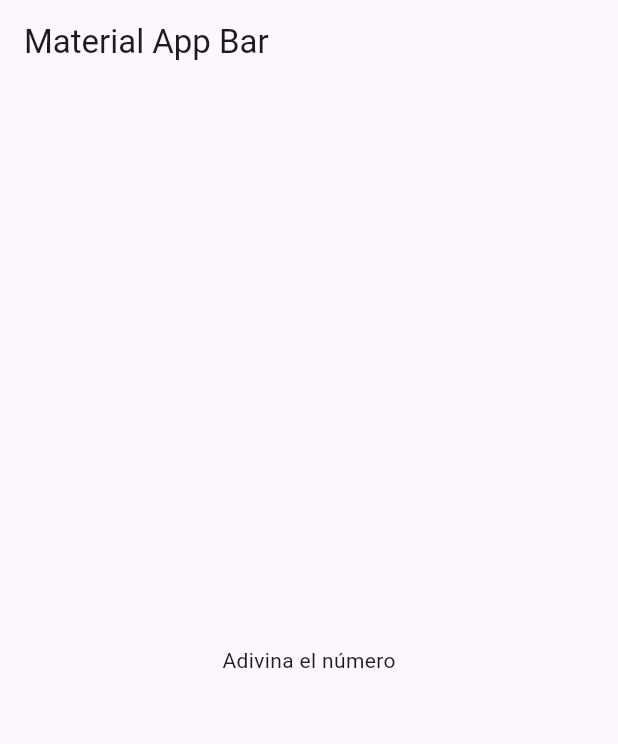
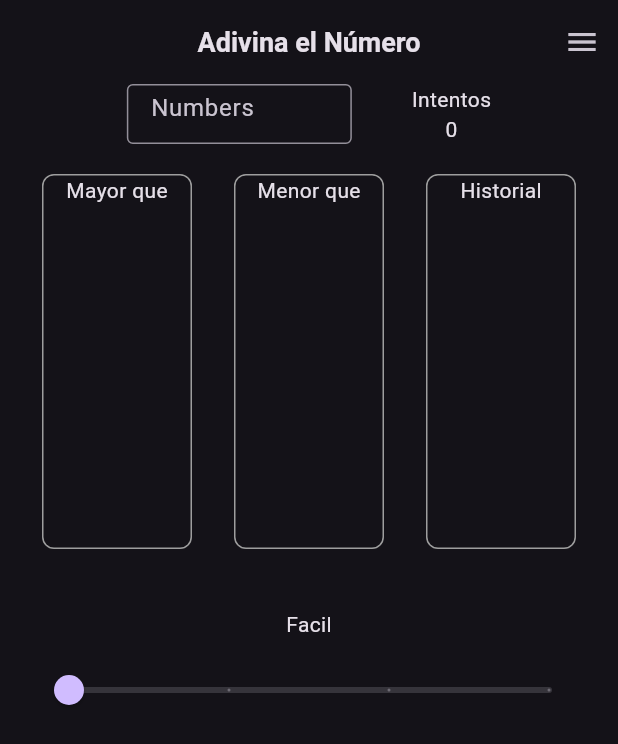
Before and after one commit to Gizmo-p/AdivinaElNumero-Desafio, a Flutter app: the screen it shows after launch, on a phone screen of 412 x 824 dp. Shown: the top 744 px of the screen. Run offline on Flutter 3.47's test engine with Material 3 defaults, Android fonts, the light colour scheme and no system bars.

Commit message:
feat: add main UI structure

```diff
--- a/lib/main.dart
+++ b/lib/main.dart
@@ -1,4 +1,5 @@
 import 'package:flutter/material.dart';
+import 'package:guess_the_number_fluttter/presentation/pages/game.dart';
 
 void main() => runApp(const MyApp());
 
@@ -8,10 +9,19 @@ class MyApp extends StatelessWidget {
   @override
   Widget build(BuildContext context) {
     return MaterialApp(
-      title: 'Material App',
+      title: 'Adivina el número',
+      theme: ThemeData.dark(),
       home: Scaffold(
-        appBar: AppBar(title: const Text('Material App Bar')),
-        body: const Center(child: Text('Adivina el número')),
+        appBar: AppBar(
+          title: const Text(
+            'Adivina el Número',
+            style: TextStyle(fontSize: 18, fontWeight: FontWeight.bold),
+          ),
+          centerTitle: true,
+          // Button without any action according to the example video
+          actions: [IconButton(onPressed: () {}, icon: Icon(Icons.menu))],
+        ),
+        body: Game(),
       ),
     );
   }
--- /dev/null
+++ b/lib/presentation/pages/game.dart
@@ -0,0 +1,32 @@
+import 'package:flutter/material.dart';
+import 'package:guess_the_number_fluttter/presentation/widgets/columns_section.dart';
+import 'package:guess_the_number_fluttter/presentation/widgets/input_number.dart';
+import 'package:guess_the_number_fluttter/presentation/widgets/slider_difficulty.dart';
+
+class Game extends StatefulWidget {
+  const Game({super.key});
+
+  @override
+  State<Game> createState() => _GameState();
+}
+
+class _GameState extends State<Game> {
+  @override
+  Widget build(BuildContext context) {
+    return Scaffold(
+      body: Container(
+        child: Column(
+          children: [
+            //Numbers input and attempts
+            InputNumber(),
+            SizedBox(height: 20),
+            //Columns section with three columns
+            ColumnsSection(),
+            SizedBox(height: 40),
+            SliderDifficulty(),
+          ],
+        ),
+      ),
+    );
+  }
+}
--- /dev/null
+++ b/lib/presentation/widgets/column.dart
@@ -0,0 +1,17 @@
+import 'package:flutter/material.dart';
+
+class GameColumn extends StatelessWidget {
+  const GameColumn({super.key, required this.title});
+  final String title;
+
+  @override
+  Widget build(BuildContext context) {
+    return Container(
+      decoration: BoxDecoration(
+        border: Border.all(color: Colors.grey),
+        borderRadius: BorderRadius.circular(8),
+      ),
+      child: Column(children: [Text(title), SizedBox(height: 10)]),
+    );
+  }
+}
--- /dev/null
+++ b/lib/presentation/widgets/columns_section.dart
@@ -0,0 +1,30 @@
+import 'package:flutter/material.dart';
+import 'package:guess_the_number_fluttter/presentation/widgets/column.dart';
+
+class ColumnsSection extends StatelessWidget {
+  const ColumnsSection({super.key});
+
+  @override
+  Widget build(BuildContext context) {
+    return Row(
+      mainAxisAlignment: MainAxisAlignment.spaceEvenly,
+      children: [
+        SizedBox(
+          width: 100,
+          height: 250,
+          child: GameColumn(title: 'Mayor que'),
+        ),
+        SizedBox(
+          width: 100,
+          height: 250,
+          child: GameColumn(title: 'Menor que'),
+        ),
+        SizedBox(
+          width: 100,
+          height: 250,
+          child: GameColumn(title: 'Historial'),
+        ),
+      ],
+    );
+  }
+}
--- /dev/null
+++ b/lib/presentation/widgets/input_number.dart
@@ -0,0 +1,31 @@
+import 'package:flutter/material.dart';
+
+class InputNumber extends StatefulWidget {
+  const InputNumber({super.key});
+
+  @override
+  State<InputNumber> createState() => _InputNumberState();
+}
+
+class _InputNumberState extends State<InputNumber> {
+  @override
+  Widget build(BuildContext context) {
+    return Row(
+      mainAxisAlignment: MainAxisAlignment.center,
+      children: [
+        SizedBox(
+          width: 150,
+          height: 40,
+          child: TextField(
+            decoration: InputDecoration(
+              border: OutlineInputBorder(),
+              hintText: 'Numbers',
+            ),
+          ),
+        ),
+        SizedBox(width: 40),
+        Column(children: [Text('Intentos'), Text('0')]),
+      ],
+    );
+  }
+}
--- /dev/null
+++ b/lib/presentation/widgets/slider_difficulty.dart
@@ -0,0 +1,37 @@
+import 'package:flutter/material.dart';
+
+class SliderDifficulty extends StatefulWidget {
+  const SliderDifficulty({super.key});
+
+  @override
+  State<SliderDifficulty> createState() => _SliderDifficultyState();
+}
+
+class _SliderDifficultyState extends State<SliderDifficulty> {
+  // dummy list of difficulties would be replaced with actual data
+  final List<String> difficulties = ['Facil', 'Medio', 'Avanzado', 'Extremo'];
+  double sliderValue = 0;
+  @override
+  Widget build(BuildContext context) {
+    return Container(
+      padding: EdgeInsets.symmetric(horizontal: 20),
+      child: Column(
+        children: [
+          Text(difficulties[sliderValue.toInt()]),
+          SizedBox(height: 10),
+          Slider(
+            value: sliderValue,
+            onChanged: (value) {
+              setState(() {
+                sliderValue = value;
+              });
+            },
+            min: 0,
+            max: (difficulties.length - 1).toDouble(),
+            divisions: 3,
+          ),
+        ],
+      ),
+    );
+  }
+}
```
